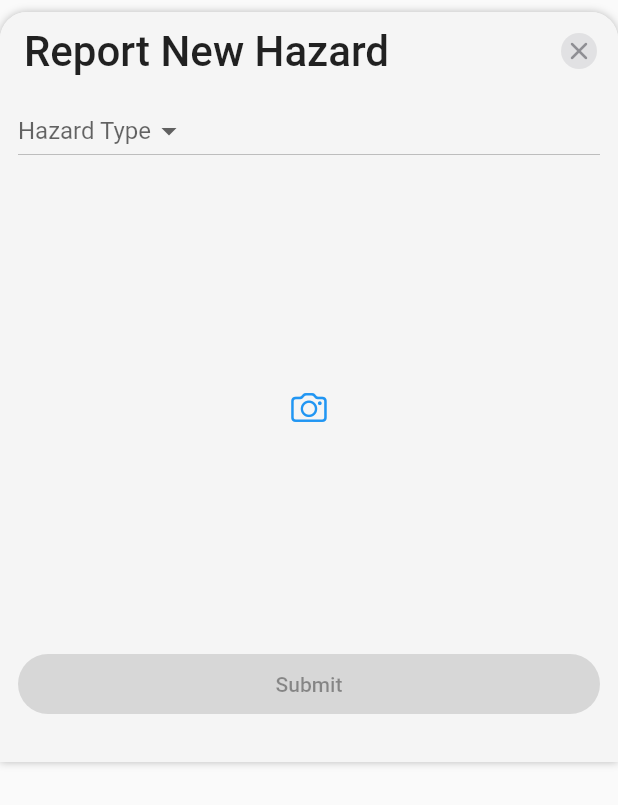
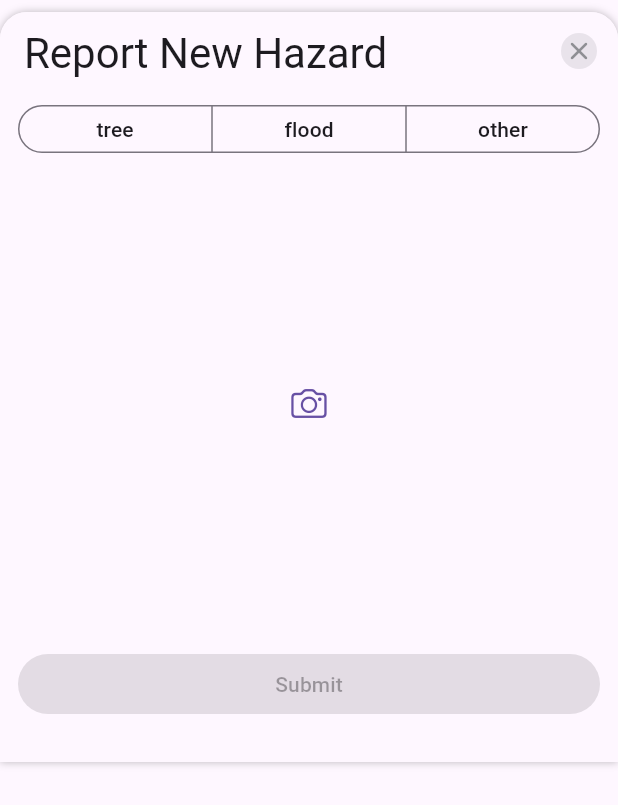
Before and after one commit to trilliumlab/forest-park-reports-app, a Flutter app: the AddHazardModal widget shown alone on an empty page, opened directly, on a phone screen of 412 x 824 dp. Shown: the top 805 px of the screen. Run offline on Flutter 3.47's test engine with Material 2 defaults, Android fonts, the light colour scheme and no system bars; drawn by our look-alikes of dynamic_color, flutter_platform_widgets; our stand-ins replace dio, fl_chart, flutter_dotenv, flutter_image_compress, flutter_map, freezed_annotation and 5 more; missing offline and left inert: flutter_map_location_marker, flutter_map_marker_popup, flutter_map_tappable_polyline, flutter_map_tile_caching, simplify, sliding_up_panel2; generated files the repository leaves out were written again; network calls fail.

Commit message:
Cleanup android side, update to M3 spec

```diff
--- a/lib/consts.dart
+++ b/lib/consts.dart
@@ -6,7 +6,7 @@ const kApiUrl = "https://forestpark.elliotnash.org/api/v1";
 
 // This is for development only and needs to be set to null before a release
 // TODO Maybe move this over to the settings page
-const kPlatformOverride = TargetPlatform.iOS;
+const kPlatformOverride = null;
 
 // 11:53 AM July 12 2022
 final DateFormat kDisplayDateFormat = DateFormat('hh:mm a MMMM dd y');
--- a/lib/widgets/add_hazard_modal.dart
+++ b/lib/widgets/add_hazard_modal.dart
@@ -176,23 +176,36 @@ class _AddHazardModalState extends ConsumerState<AddHazardModal> {
                             for (final type in HazardType.values)
                               type: Text(
                                 type.name,
-                                style: isCupertino(context)
-                                    ? CupertinoTheme.of(context).textTheme.textStyle
-                                    : theme.textTheme.bodyLarge,
+                                style: CupertinoTheme.of(context).textTheme.textStyle,
                               ),
                           }
                       ),
-                      // TODO waiting on m3 support
-                      material: (context, _) => DropdownButton(
-                        onChanged: (HazardType? value) => setState(() {
-                          _selectedHazard = value;
-                        }),
-                        value: _selectedHazard,
-                        hint: const Text('Hazard Type'),
-                        items: HazardType.values.map((type) => DropdownMenuItem(
-                          value: type,
-                          child: Text(type.name),
-                        )).toList(),
+                      // FIXME workaround for https://github.com/flutter/flutter/issues/121493
+                      material: (context, _) => SizedBox(
+                        height: 40,
+                        child: SegmentedButton<HazardType>(
+                          emptySelectionAllowed: true,
+                          showSelectedIcon: false,
+                          selected: {
+                            if (_selectedHazard != null)
+                              _selectedHazard!,
+                          },
+                          onSelectionChanged: (selection) {
+                            if (selection.length == 1) {
+                              setState(() => _selectedHazard = selection.first);
+                            }
+                          },
+                          segments: [
+                            for (final type in HazardType.values)
+                              ButtonSegment(
+                                value: type,
+                                label: Padding(
+                                  padding: const EdgeInsets.only(bottom: 8),
+                                  child: Text(type.name)
+                                )
+                              ),
+                          ],
+                        ),
                       ),
                     ),
                   ),
@@ -208,17 +221,17 @@ class _AddHazardModalState extends ConsumerState<AddHazardModal> {
                                 color: CupertinoDynamicColor.resolve(CupertinoColors.quaternarySystemFill, context),
                                 child: child!,
                               ),
-                              material: (context, child, __) => ElevatedButton(
-                                onPressed: _cameraSelect,
-                                style: ButtonStyle(
-                                  shape: MaterialStateProperty.all(
-                                      const RoundedRectangleBorder(
-                                          borderRadius: BorderRadius.all(Radius.circular(18))
-                                      )
-                                  ),
-                                  padding: MaterialStateProperty.all(EdgeInsets.zero),
+                              material: (context, child, __) => Card(
+                                elevation: 1,
+                                shape: RoundedRectangleBorder(
+                                  borderRadius: BorderRadius.circular(18),
                                 ),
-                                child: child,
+                                shadowColor: Colors.transparent,
+                                child: InkWell(
+                                  onTap: _cameraSelect,
+                                  borderRadius: BorderRadius.circular(18),
+                                  child: child,
+                                ),
                               ),
                               child: ConstrainedBox(
                                 constraints: const BoxConstraints.expand(),
@@ -234,6 +247,7 @@ class _AddHazardModalState extends ConsumerState<AddHazardModal> {
                       ),
                     ),
                   ),
+                  // TODO check material you colors on android device
                   Padding(
                     padding: const EdgeInsets.only(left: 12, right: 12, top: 8, bottom: 28),
                     child: PlatformWidget(
@@ -247,7 +261,7 @@ class _AddHazardModalState extends ConsumerState<AddHazardModal> {
                           style: CupertinoTheme.of(context).textTheme.textStyle,
                         ),
                       ),
-                      material: (context, _) => ElevatedButton(
+                      material: (context, _) => FilledButton(
                         onPressed: _selectedHazard == null ? null : _onSubmit,
                         child: const Text('Submit'),
                       ),
```
Also changed, not shown: lib/main.dart (+23 -11 lines), lib/pages/home_screen.dart (+17 -6 lines), lib/providers/location_provider.dart (+0 -11 lines), lib/widgets/trail_info.dart (+70 -11 lines), 1 other file.
